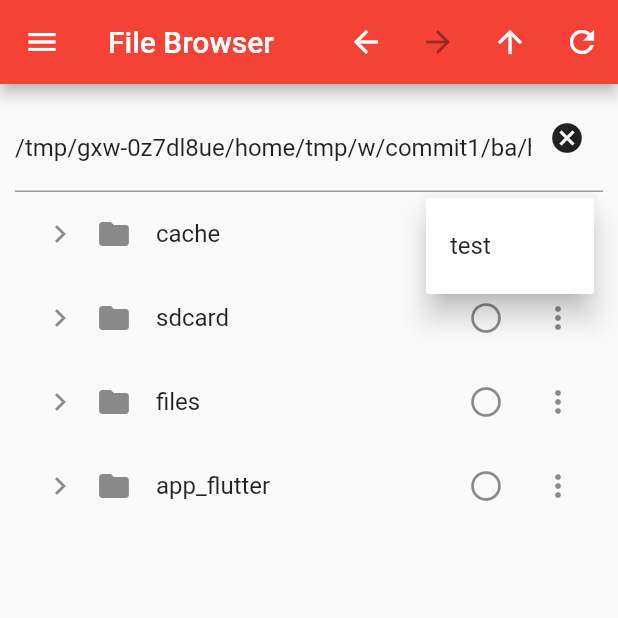
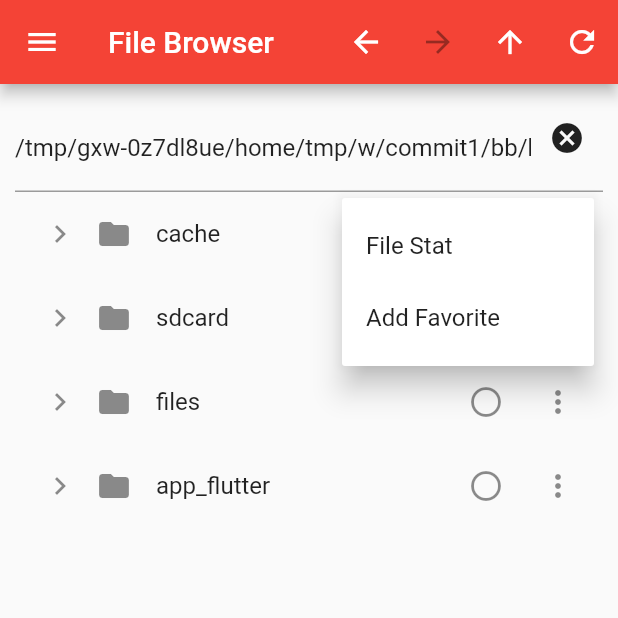
Before and after one commit to PhotonRayleigh/flutter_data_editor, a Flutter app: the FileBrowser screen opened directly, after a tap on the "arrow upward" icon, after a tap on the "more vert" icon, on a phone screen of 412 x 824 dp, the top half of it. Run offline on Flutter 3.47's test engine with Material 2 defaults, Android fonts, the light colour scheme and no system bars; our stand-ins replace get, get_storage, permission_handler, shared_preferences, tuple; missing offline and left inert: spark_lib; accounts and stored records are empty.

Commit message:
Added ability to display FileStat information. Implemented favorites system that saves favorites to disk.

```diff
--- a/lib/app/controllers/filesystem_controller.dart
+++ b/lib/app/controllers/filesystem_controller.dart
@@ -3,15 +3,18 @@ import 'package:get/get.dart';
 import 'dart:io';
 import 'dart:collection';
 import 'package:path_provider/path_provider.dart';
+import 'package:shared_preferences/shared_preferences.dart';
 import 'dart:async';
 import 'package:tuple/tuple.dart';
 import 'package:path/path.dart' as p;
+import 'package:get_storage/get_storage.dart';
 
 typedef SubDir = Tuple3<List<FsListObject<Directory>>, List<FsListObject<File>>,
     List<FsListObject<Link>>>;
 
 class FsController extends GetxController {
   late Future init;
+  Future<SharedPreferences> _prefs = SharedPreferences.getInstance();
   String home = "";
   String systemRoot = "";
   GlobalKey? scaffoldKey;
@@ -47,13 +50,34 @@ class FsController extends GetxController {
 
   // Quick navigation variables
   List<String> systemPaths = <String>[];
-  List<String> favPaths = <String>[];
+  Set<String> favPaths = <String>{};
   // End quick nav variables
 
   @override
   void onInit() async {
     super.onInit();
     await initDirs();
+    await _readPrefs();
+  }
+
+  @override
+  void onClose() {
+    super.onClose();
+    GetStorage().write("fsFavorites", favPaths);
+  }
+
+  Future _readPrefs() async {
+    var prefs = await _prefs;
+    if (prefs.containsKey('fsFavorites')) {
+      var savedPaths = (await _prefs).getStringList('fsFavorites');
+      favPaths = savedPaths!.toSet();
+    }
+  }
+
+  Future _savePrefs() async {
+    var prefs = await _prefs;
+
+    prefs.setStringList('fsFavorites', favPaths.toList());
   }
 
   Future initDirs() async {
@@ -442,6 +466,21 @@ class FsController extends GetxController {
     }
   }
 
+  void addFavorite(String item) {
+    favPaths.add(item);
+    _savePrefs();
+  }
+
+  void removeFavorite(String item) {
+    favPaths.remove(item);
+    _savePrefs();
+  }
+
+  void clearFavorites() {
+    favPaths.clear();
+    _savePrefs();
+  }
+
   // End Entry management
 
   void printSnackBar(SnackBar content) {
--- a/lib/app/screens/file_browser/fb_nav_drawer.dart
+++ b/lib/app/screens/file_browser/fb_nav_drawer.dart
@@ -42,6 +42,31 @@ class FbNavDrawerState extends State<FbNavDrawer> {
                     Get.back();
                   }),
               Text("Return to home"),
+              Expanded(
+                child: Align(
+                  alignment: Alignment.centerRight,
+                  child: PopupMenuButton(
+                    icon: Icon(Icons.more_vert),
+                    itemBuilder: (_) {
+                      return <PopupMenuItem<String>>[
+                        PopupMenuItem(
+                          child: Text("Clear Favorites"),
+                          value: 'clearFavs',
+                        ),
+                      ];
+                    },
+                    onSelected: (item) {
+                      switch (item) {
+                        case 'clearFavs':
+                          Future.microtask(() => controller.clearFavorites())
+                              .whenComplete(() async => await createNavList())
+                              .whenComplete(() => setState(() {}));
+                          break;
+                      }
+                    },
+                  ),
+                ),
+              )
             ]),
             alignment: Alignment.topLeft,
           ),
@@ -96,7 +121,7 @@ class FbNavDrawerState extends State<FbNavDrawer> {
     );
   }
 
-  void createNavList() async {
+  Future createNavList() async {
     if (kIsWeb) {
       listTiles = [
         ListTile(
--- a/lib/app/screens/file_browser/file_browser.dart
+++ b/lib/app/screens/file_browser/file_browser.dart
@@ -18,34 +18,10 @@ import 'package:get_storage/get_storage.dart';
 // - Implement displaying FileStat information
 // - Implement application settings saving
 // - Saved favorite directories
-// - Prevent UI hanging when loading new directories
+// - Prevent UI hanging when loading new directories (DONE, does not happen in release)
 //    - Queue load of files
 //    - Use a callback to tell the UI to update after its done
 //    - Potentially delegate the work to an isolate
-
-/*
-    8/25/2021
-    I have pop over menus, so now I need to hook up some operations to them.
-    I want to make saving favorites a thing.
-    I also want to be able to display filestat information.
-
-    Beyond that, all I have left to do is improve the UI and add file operations.
-    There is a lot of room for polish, but I want to just get it working at a
-    basic levels.
-
-    Very soon I want to move onto actual data editing. This will require using
-    both the file browser and a new UI together. The user needs to be able
-    to summon the file browser to pick or create a file, which will then
-    be displayed on a separate page in an editable table.
-
-    -- update 1:
-    So, for laying out the UI, if you have something that is naturally unbounded,
-    FittedBox is a life saver. It automatically sizes itself based on its contents,
-    parent, and a fit mode you specify. It fixed all my UI sizing issues
-    on Android and Windows.
-    Padding is another simple but good Widget, just to give some margin to
-    something.
-*/
 
 class FileBrowser extends StatefulWidget {
   @override
@@ -414,6 +390,56 @@ class FileBrowserState extends State<FileBrowser> {
           break;
       }
 
+      void Function(String)? contextMenu = (value) async {
+        switch (value) {
+          case 'fileStat':
+            FileStat.stat(item.entity.path).then((stat) {
+              var statMsg = stat.toString();
+              Future.microtask(() => print(stat.toString()));
+              Get.defaultDialog(
+                actions: [
+                  TextButton(onPressed: () => Get.back(), child: Text("Ok"))
+                ],
+                title: "FileStat",
+                content: Text(
+                  statMsg,
+                  textAlign: TextAlign.left,
+                ),
+              );
+            });
+            break;
+          case 'addFav':
+            fsCon.addFavorite(item.entity.path);
+            break;
+          case 'removeFav':
+            fsCon.removeFavorite(item.entity.path);
+            break;
+        }
+      };
+
+      var moreButton = PopupMenuButton<String>(
+        itemBuilder: (context) {
+          late PopupMenuItem<String> addFavorite;
+          if (fsCon.favPaths.contains(item.entity.path)) {
+            addFavorite = PopupMenuItem(
+                child: Text("Remove Favorite"), value: 'removeFav');
+          } else {
+            addFavorite =
+                PopupMenuItem(child: Text("Add Favorite"), value: 'addFav');
+          }
+
+          return <PopupMenuEntry<String>>[
+            PopupMenuItem(
+              child: Text("File Stat"),
+              value: "fileStat",
+            ),
+            addFavorite,
+          ];
+        },
+        icon: Icon(Icons.more_vert),
+        onSelected: contextMenu,
+      );
+
       var listTileTrailing = FittedBox(
           fit: BoxFit.cover,
           child: Row(
@@ -434,20 +460,7 @@ class FileBrowserState extends State<FileBrowser> {
                     flagUpdate();
                   },
                 ),
-              PopupMenuButton(
-                itemBuilder: (context) {
-                  return <PopupMenuEntry>[
-                    PopupMenuItem(
-                      child: Text("test"),
-                      value: "Test",
-                    ),
-                  ];
-                },
-                icon: Icon(Icons.more_vert),
-                onSelected: (item) {
-                  print("Item selected: ${item.toString()}");
-                },
-              ),
+              moreButton,
             ],
           ));
 
@@ -463,6 +476,7 @@ class FileBrowserState extends State<FileBrowser> {
           trailing: listTileTrailing,
           onTap: singleTap,
         ),
+        // TODO: Add right click support with secondaryTap.
         // onDoubleTap: doubleTap,
       );
 
--- a/pubspec.yaml
+++ b/pubspec.yaml
@@ -32,6 +32,7 @@ dependencies:
   path_provider: ^2.0.2
   permission_handler: ^8.1.4+2
   get_storage:
+  shared_preferences: ^2.0.6
 
 
 
```
Also changed, not shown: pubspec.lock, 1 other file.
